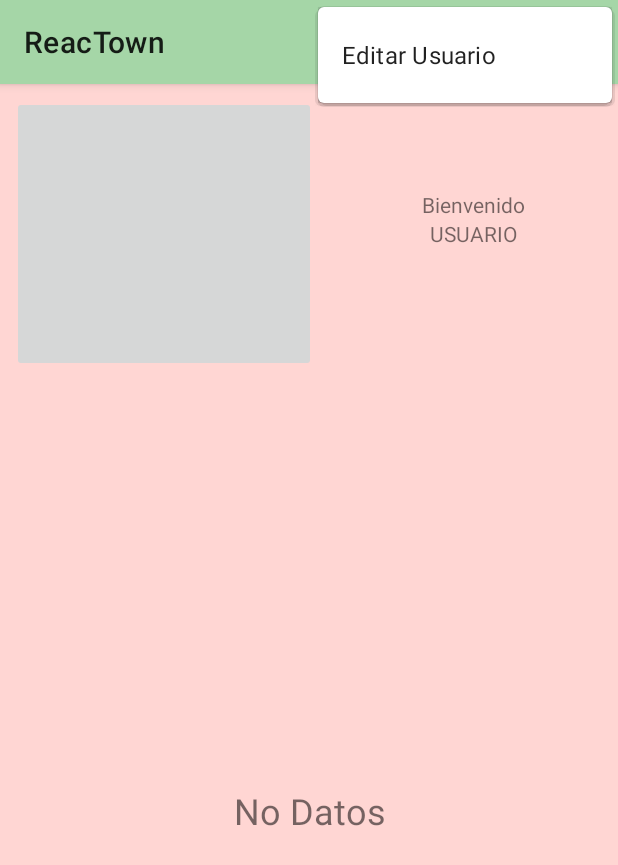
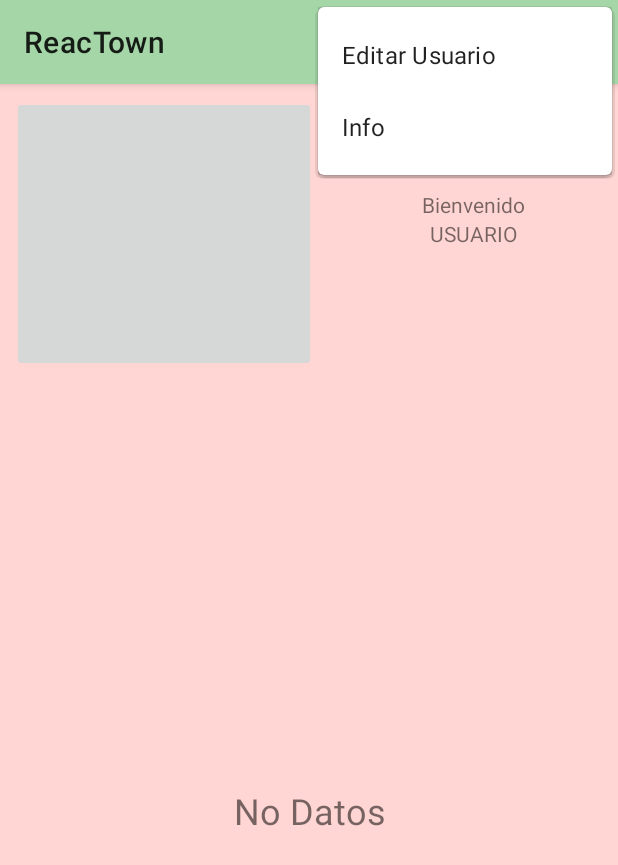
Before and after one commit to josefoons/ReacTown, an Android app: the Listado screen opened through its navigation route, with the options menu open, on a phone screen of 412 x 824 dp. Shown: the top 865 px of the screen. Run offline under Robolectric (Android 15) with nearby library versions, the phone set to English and light mode, and no system bars; our stand-ins replace Firebase (no records; nobody signed in at launch, a user with empty details on screens opened directly), Picasso; pictures from the network do not load.

Commit message:
Añadido info de APP

```diff
--- a/app/src/main/java/es/josefons/reactown/Listado.java
+++ b/app/src/main/java/es/josefons/reactown/Listado.java
@@ -271,6 +271,7 @@ public class Listado extends Fragment {
             case R.id.menuLogOut: mAuth.signOut();  Navigation.findNavController(getView()).navigate(R.id.logout); break;
             case R.id.menuAddList:  Navigation.findNavController(getView()).navigate(R.id.anyadirItem);; break;
             case R.id.menuPanelUsuario: Navigation.findNavController(getView()).navigate(R.id.irPanelUsuario); break;
+            case R.id.mInfoApp: Navigation.findNavController(getView()).navigate(R.id.ir_Informacion); break;
         }
 
         return super.onOptionsItemSelected(item);
--- a/app/src/main/res/menu/menu_listado.xml
+++ b/app/src/main/res/menu/menu_listado.xml
@@ -15,4 +15,7 @@
     <item
         android:id="@+id/menuPanelUsuario"
         android:title="@string/menuPanelUsuario" />
+    <item
+        android:id="@+id/mInfoApp"
+        android:title="@string/mInfoApp" />
 </menu>
--- a/app/src/main/res/navigation/nav_graph.xml
+++ b/app/src/main/res/navigation/nav_graph.xml
@@ -47,6 +47,9 @@
         <action
             android:id="@+id/irPanelUsuario"
             app:destination="@id/panelUsuario" />
+        <action
+            android:id="@+id/ir_Informacion"
+            app:destination="@id/informacion" />
     </fragment>
     <fragment
         android:id="@+id/anyadirListado"
@@ -87,4 +90,13 @@
             android:id="@+id/panelUsuarioPassword"
             app:destination="@id/mainFragment" />
     </fragment>
+    <fragment
+        android:id="@+id/informacion"
+        android:name="es.josefons.reactown.Informacion"
+        android:label="fragment_informacion"
+        tools:layout="@layout/fragment_informacion" >
+        <action
+            android:id="@+id/volver_informacion"
+            app:destination="@id/listado" />
+    </fragment>
 </navigation>
--- a/app/src/main/res/values/strings.xml
+++ b/app/src/main/res/values/strings.xml
@@ -36,4 +36,8 @@
     <string name="recyclerView">No Datos</string>
     <string name="mDeleteAdmin">Delete</string>
     <string name="noDatos">No Datos</string>
+    <string name="creadoPor">Creado por Jose Fons</string>
+    <string name="descripcionApp">Creada para proyecto DAM 2020. Codigo Libre.</string>
+    <string name="linkGit">github.com/josefoons/ReacTown</string>
+    <string name="mInfoApp">Info</string>
 </resources>
```
Also changed, not shown: app/src/main/java/es/josefons/reactown/Informacion.java (added, +64 -0 lines), app/src/main/res/layout/fragment_informacion.xml (added, +64 -0 lines).
